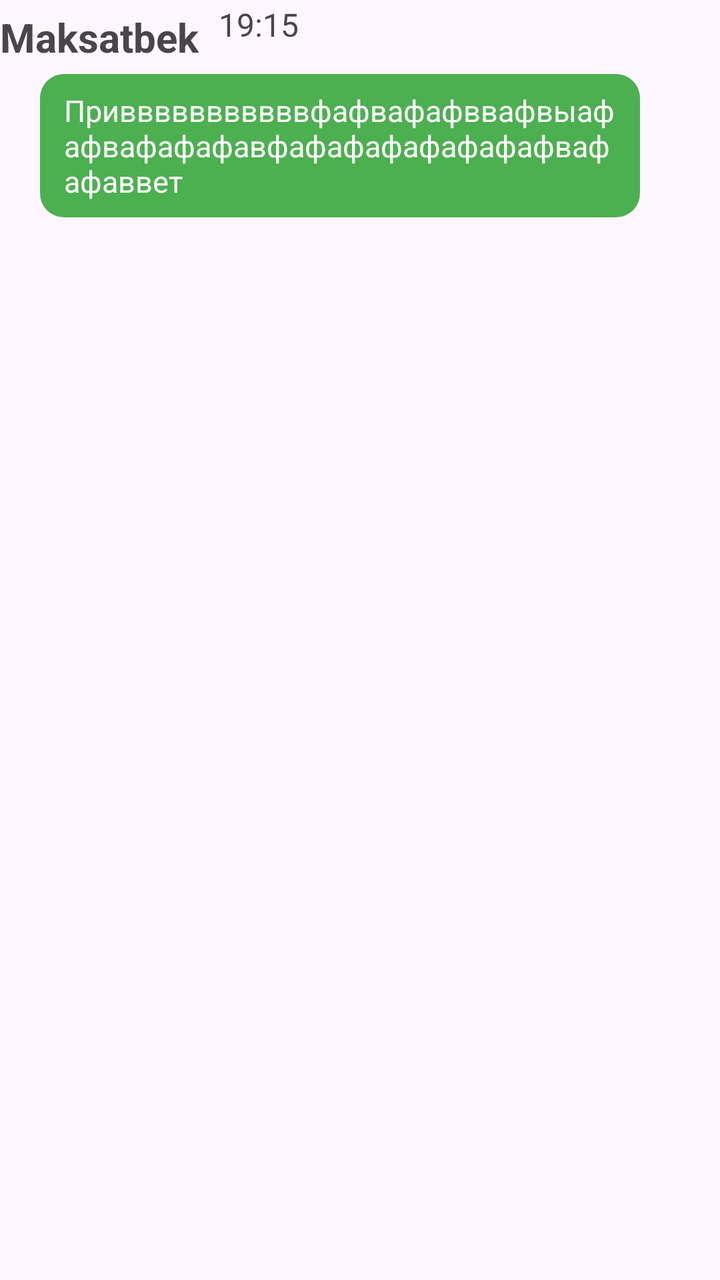
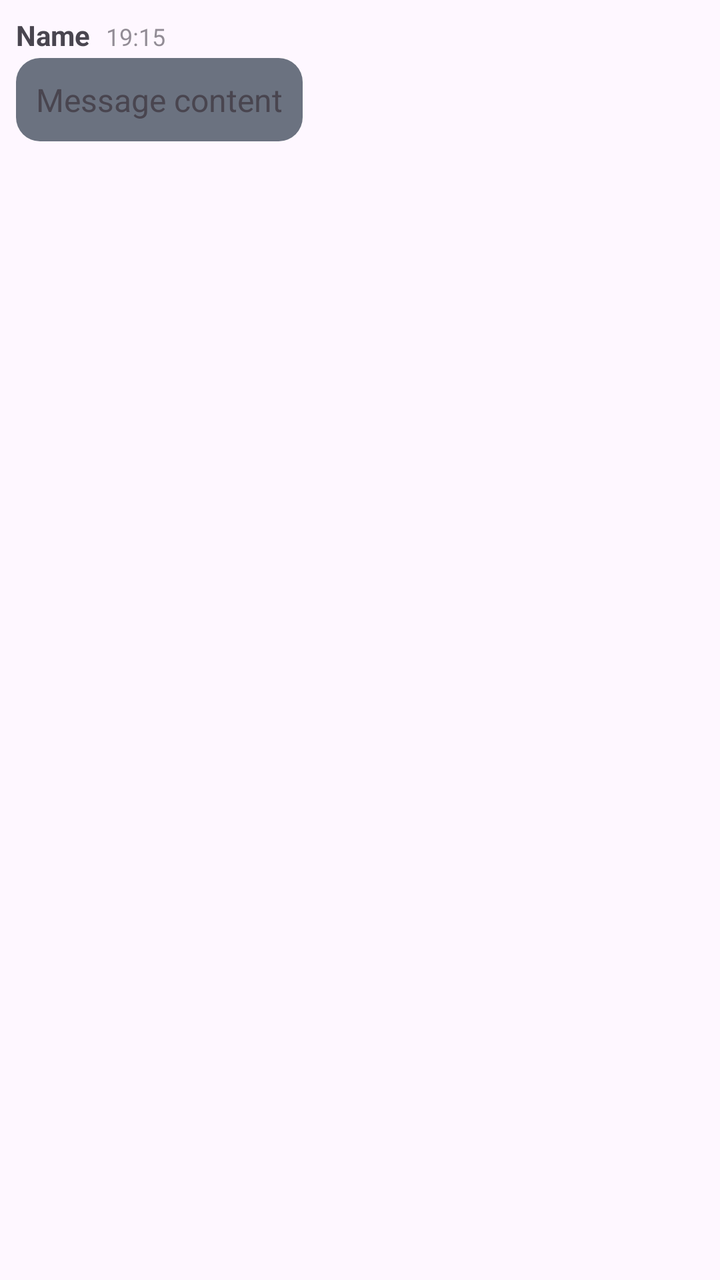

An Android layout rendered at two revisions. The XML below is the earlier revision; the diff shows what the commit changed to produce the second picture.
<!-- AndroidManifest.xml: application theme Theme.Conference -->
<!-- res/layout/message_item.xml -->
<?xml version="1.0" encoding="utf-8"?>
<LinearLayout xmlns:android="http://schemas.android.com/apk/res/android"
    android:layout_width="match_parent"
    android:layout_height="wrap_content"

    android:orientation="vertical">
<LinearLayout
    android:layout_width="match_parent"
    android:layout_height="wrap_content"
    android:layout_marginVertical="5dp">
    <TextView
        android:id="@+id/sender_name"
        android:layout_width="wrap_content"
        android:layout_height="wrap_content"
        android:textStyle="bold"
        android:text="Maksatbek"
        android:textSize="20sp"

        />
    <TextView
        android:id="@+id/time_stamp"
        android:layout_width="wrap_content"
        android:layout_height="wrap_content"
        android:layout_marginLeft="10dp"
        android:text="19:15"
        android:textSize="16sp"
        android:layout_gravity="top"
        android:translationY="-8dp"
        />


</LinearLayout>
    <TextView
        android:id="@+id/message_text"
      style="@style/OutgoingMessageStyle"
        android:layout_width="wrap_content"
        android:maxWidth="300dp"
        android:layout_height="wrap_content"
        android:text="Привввввввввввфафвафафввафвыафафвафафафавфафафафафафафафвафафаввет"
        android:textSize="15sp"
        android:layout_marginLeft="20dp"/>
</LinearLayout>
<!-- resources referenced by this layout -->
<resources>
  <style name="OutgoingMessageStyle">
          <item name="android:background">@drawable/bg_outgoing</item>
          <item name="android:textColor">@android:color/white</item>
          <item name="android:textSize">16sp</item>
      </style>
  <style name="Theme.Conference" parent="Base.Theme.Conference" />
  <!-- drawable bg_outgoing (drawable) -->
  <shape xmlns:android="http://schemas.android.com/apk/res/android"
      android:shape="rectangle">
      <solid android:color="#4CAF50"/> 
      <corners android:radius="12dp"/>
      <padding android:left="12dp" android:top="8dp"
          android:right="12dp" android:bottom="8dp"/>
  </shape>
  <style name="Base.Theme.Conference" parent="Theme.Material3.DayNight.NoActionBar">
          
          
      </style>
</resources>

<!-- the commit's change to res/layout/message_item.xml (unified diff, before → after) -->
@@ -2,41 +2,45 @@
 <LinearLayout xmlns:android="http://schemas.android.com/apk/res/android"
     android:layout_width="match_parent"
     android:layout_height="wrap_content"
+    android:padding="8dp"
+    android:orientation="vertical">
 
-    android:orientation="vertical">
-<LinearLayout
-    android:layout_width="match_parent"
-    android:layout_height="wrap_content"
-    android:layout_marginVertical="5dp">
-    <TextView
-        android:id="@+id/sender_name"
+    <LinearLayout
+        android:id="@+id/message_container"
         android:layout_width="wrap_content"
         android:layout_height="wrap_content"
-        android:textStyle="bold"
-        android:text="Maksatbek"
-        android:textSize="20sp"
+        android:orientation="vertical">
 
-        />
-    <TextView
-        android:id="@+id/time_stamp"
-        android:layout_width="wrap_content"
-        android:layout_height="wrap_content"
-        android:layout_marginLeft="10dp"
-        android:text="19:15"
-        android:textSize="16sp"
-        android:layout_gravity="top"
-        android:translationY="-8dp"
-        />
+        <LinearLayout
+            android:layout_width="wrap_content"
+            android:layout_height="wrap_content"
+            android:orientation="horizontal"
+            android:layout_marginBottom="2dp">
+            <TextView
+                android:id="@+id/sender_name"
+                android:layout_width="wrap_content"
+                android:layout_height="wrap_content"
+                android:textStyle="bold"
+                android:text="Name"
+                android:textSize="14sp" />
+            <TextView
+                android:id="@+id/time_stamp"
+                android:layout_width="wrap_content"
+                android:layout_height="wrap_content"
+                android:layout_marginStart="8dp"
+                android:text="19:15"
+                android:textSize="12sp"
+                android:alpha="0.6" />
+        </LinearLayout>
 
-
+        <TextView
+            android:id="@+id/message_text"
+            android:layout_width="wrap_content"
+            android:layout_height="wrap_content"
+            android:maxWidth="280dp"
+            android:padding="10dp"
+            android:text="Message content"
+            android:textSize="16sp"
+            android:background="@drawable/bg_incoming" />
+    </LinearLayout>
 </LinearLayout>
-    <TextView
-        android:id="@+id/message_text"
-      style="@style/OutgoingMessageStyle"
-        android:layout_width="wrap_content"
-        android:maxWidth="300dp"
-        android:layout_height="wrap_content"
-        android:text="Привввввввввввфафвафафввафвыафафвафафафавфафафафафафафафвафафаввет"
-        android:textSize="15sp"
-        android:layout_marginLeft="20dp"/>
-</LinearLayout>
<!-- resource entries referenced after the edit -->
@@ -1,19 +1,15 @@
 <!-- resources referenced by this layout -->
 <resources>
-  <style name="OutgoingMessageStyle">
-          <item name="android:background">@drawable/bg_outgoing</item>
-          <item name="android:textColor">@android:color/white</item>
-          <item name="android:textSize">16sp</item>
-      </style>
-  <style name="Theme.Conference" parent="Base.Theme.Conference" />
-  <!-- drawable bg_outgoing (drawable) -->
+  <!-- drawable bg_incoming (drawable) -->
   <shape xmlns:android="http://schemas.android.com/apk/res/android"
       android:shape="rectangle">
-      <solid android:color="#4CAF50"/> 
+      <solid android:color="@color/gray_500"/> 
       <corners android:radius="12dp"/>
       <padding android:left="12dp" android:top="8dp"
           android:right="12dp" android:bottom="8dp"/>
   </shape>
+  <style name="Theme.Conference" parent="Base.Theme.Conference" />
+  <color name="gray_500">#6b7280</color>
   <style name="Base.Theme.Conference" parent="Theme.Material3.DayNight.NoActionBar">
           
           
